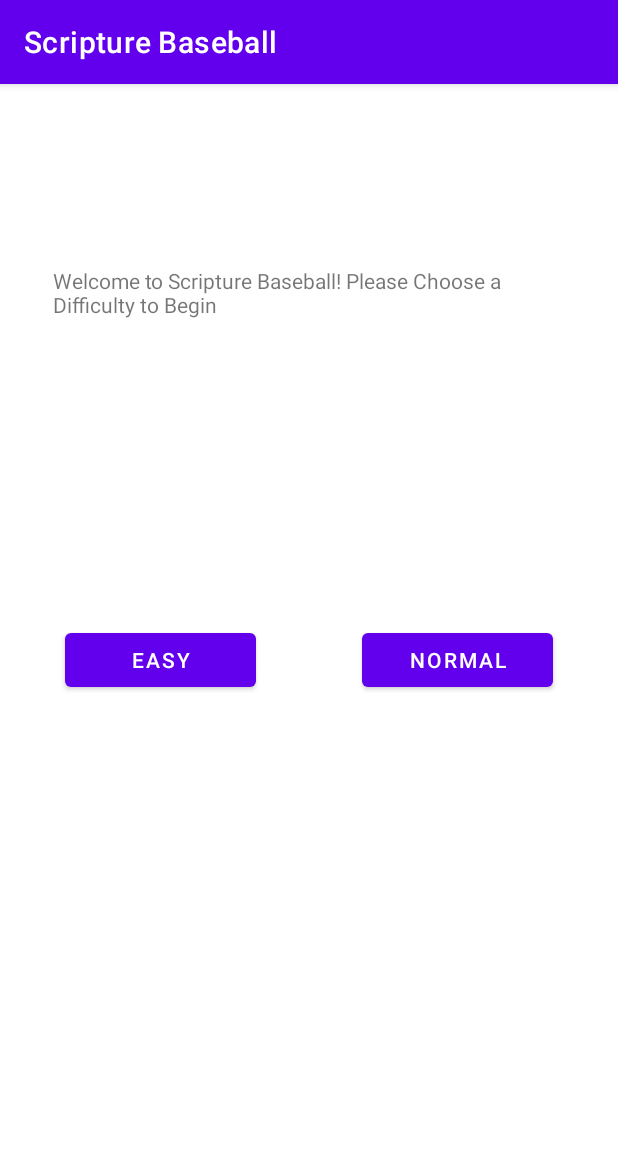
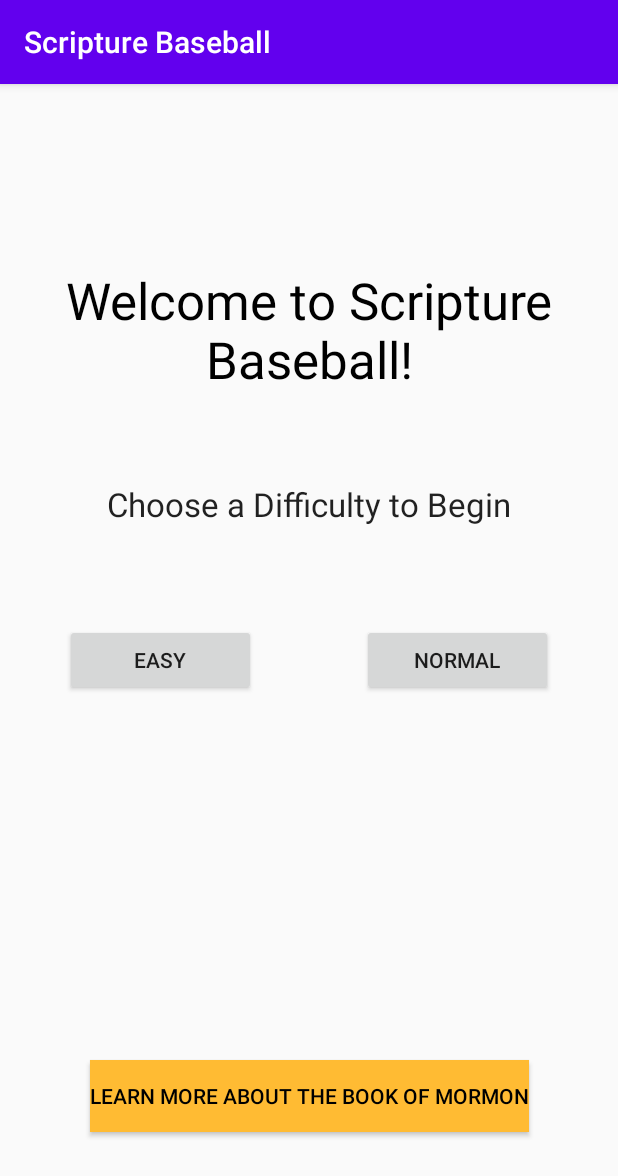
Before and after one commit to nomerza2/Scripture-Baseball, an Android app: the screen it shows after launch (HomeScreen), on a phone screen of 412 x 824 dp. Shown: the top 1176 px of the screen. Run offline under Robolectric (Android 15) with nearby library versions, the phone set to English and light mode, and no system bars.

Commit message:
Added Upward Navigation and link to ComeUntoChrist.org. Modified external appearance

```diff
--- a/app/src/main/AndroidManifest.xml
+++ b/app/src/main/AndroidManifest.xml
@@ -15,7 +15,8 @@
         tools:targetApi="31">
         <activity
             android:name=".MainActivity"
-            android:exported="true"/>
+            android:exported="true"
+            android:parentActivityName=".HomeScreen"/>
         <activity
             android:name=".HomeScreen"
             android:exported="true">
--- a/app/src/main/java/com/example/scripturebaseball/HomeScreen.kt
+++ b/app/src/main/java/com/example/scripturebaseball/HomeScreen.kt
@@ -1,6 +1,7 @@
 package com.example.scripturebaseball
 
 import android.content.Intent
+import android.net.Uri
 //import android.support.v7.app.AppCompatActivity
 import android.os.Bundle
 import android.view.View
@@ -28,4 +29,9 @@ class HomeScreen : AppCompatActivity() {
     fun onNormalClick(view: View) {
         startGame(normalGuessLimit)
     }
+
+    fun onInviteClick(view: View) {
+        val browserIntent = Intent(Intent.ACTION_VIEW, Uri.parse("https://www.churchofjesuschrist.org/comeuntochrist"))
+        startActivity(browserIntent)
+    }
 }
--- a/app/src/main/res/layout/activity_home_screen.xml
+++ b/app/src/main/res/layout/activity_home_screen.xml
@@ -13,7 +13,10 @@
         android:layout_marginStart="35dp"
         android:layout_marginTop="121dp"
         android:layout_marginEnd="35dp"
+        android:gravity="center"
         android:text="@string/Welcome"
+        android:textAppearance="@style/TextAppearance.AppCompat.Display1"
+        android:textColor="@color/black"
         app:layout_constraintEnd_toEndOf="parent"
         app:layout_constraintStart_toStartOf="parent"
         app:layout_constraintTop_toTopOf="parent" />
@@ -43,4 +46,30 @@
         app:layout_constraintEnd_toEndOf="parent"
         app:layout_constraintStart_toEndOf="@+id/begin_easy"
         app:layout_constraintTop_toTopOf="parent" />
+
+    <TextView
+        android:id="@+id/textView3"
+        android:layout_width="wrap_content"
+        android:layout_height="wrap_content"
+        android:layout_marginTop="59dp"
+        android:text="@string/Difficult_Choice"
+        android:textAppearance="@style/TextAppearance.AppCompat.Large"
+        app:layout_constraintEnd_toEndOf="parent"
+        app:layout_constraintStart_toStartOf="parent"
+        app:layout_constraintTop_toBottomOf="@+id/textView" />
+
+    <Button
+        android:id="@+id/Come_Unto_Christ"
+        style="@style/Widget.AppCompat.Button"
+        android:layout_width="wrap_content"
+        android:layout_height="wrap_content"
+        android:layout_marginBottom="69dp"
+        android:background="@android:color/holo_orange_light"
+        android:backgroundTint="@android:color/holo_orange_light"
+        android:onClick="onInviteClick"
+        android:text="@string/Invitation"
+        android:textColor="@color/black"
+        app:layout_constraintBottom_toBottomOf="parent"
+        app:layout_constraintEnd_toEndOf="parent"
+        app:layout_constraintStart_toStartOf="parent" />
 </androidx.constraintlayout.widget.ConstraintLayout>
--- a/app/src/main/res/values/strings.xml
+++ b/app/src/main/res/values/strings.xml
@@ -28,9 +28,12 @@
     <string name="Next_Verse">Next Verse!</string>
     <string name="Game_Over">Try Again!</string>
     <string name="Display_Correct">The Correct Chapter is</string>
-    <string name="Welcome">Welcome to Scripture Baseball! Please Choose a Difficulty to Begin</string>
+    <string name="Welcome">Welcome to Scripture Baseball!</string>
     <string name="Easy">Easy</string>
     <string name="Normal">Normal</string>
     <string name="input_hint">Chapter</string>
     <string name="Link_Button">Read this verse in context</string>
+    <string name="Difficult_Choice">Choose a Difficulty to Begin</string>
+    <string name="Invitation">Learn More About the Book of Mormon</string>
+    <string name="Come_Unto_Christ_Link">https://www.churchofjesuschrist.org/comeuntochrist</string>
 </resources>
--- a/app/src/main/res/values/themes.xml
+++ b/app/src/main/res/values/themes.xml
@@ -1,6 +1,6 @@
 <resources xmlns:tools="http://schemas.android.com/tools">
     <!-- Base application theme. -->
-    <style name="Theme.ScriptureBaseball" parent="Theme.MaterialComponents.DayNight.DarkActionBar">
+    <style name="Theme.ScriptureBaseball" parent="Theme.AppCompat.Light.DarkActionBar">
         <!-- Primary brand color. -->
         <item name="colorPrimary">@color/purple_500</item>
         <item name="colorPrimaryVariant">@color/purple_700</item>
```
Also changed, not shown: app/src/main/java/com/example/scripturebaseball/MainActivity.kt (+7 -0 lines), app/src/main/res/layout/activity_main.xml (+39 -32 lines).
